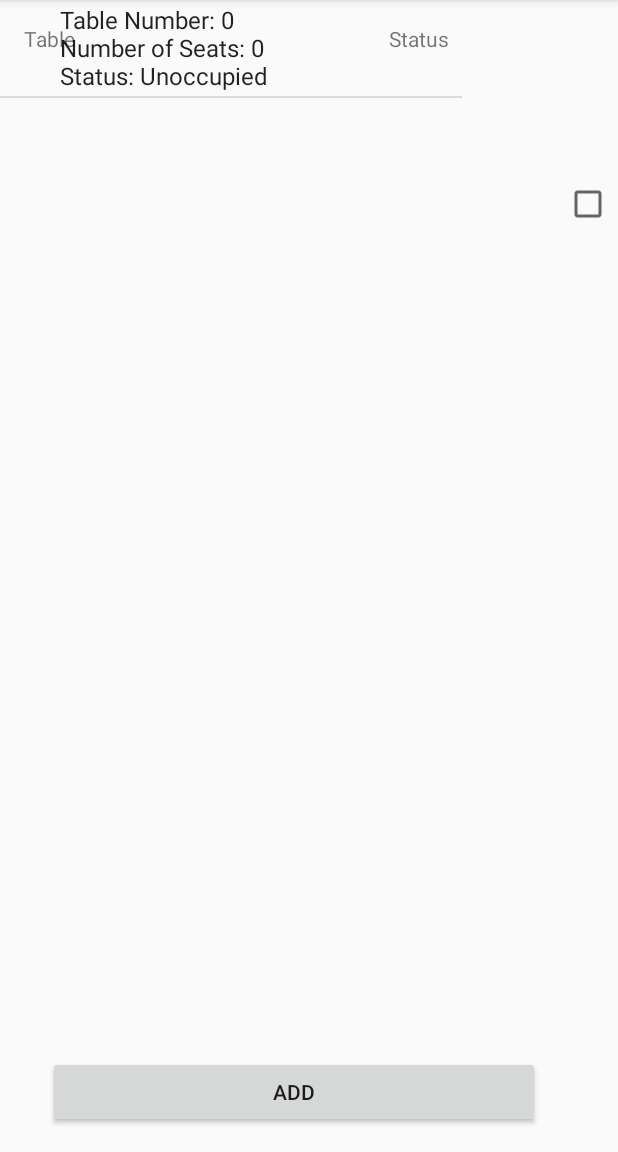
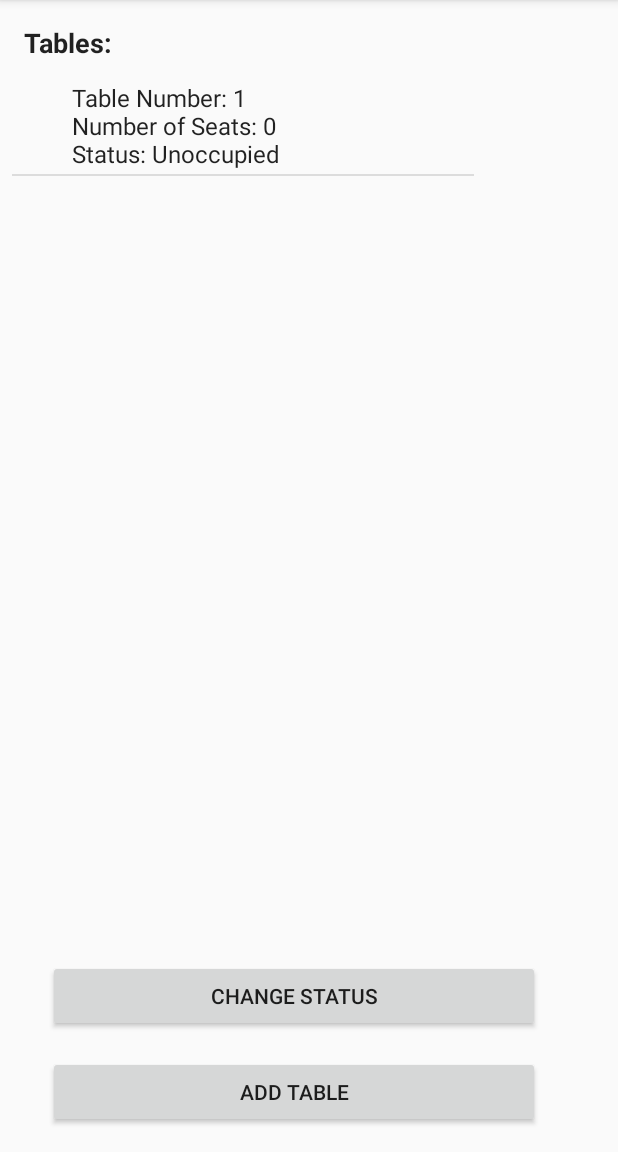
Before and after one commit to Grantjjscott/Restaur-Auto, an Android app: the TableActivity screen opened directly, with no data from a screen before it, on a phone screen of 412 x 824 dp, the part 84-1236 px from its top. Run offline under Robolectric (Android 15) with nearby library versions, the phone set to English and light mode, and no system bars.

Commit message:
Table Fix
Formatted the main menu activity
changed the Table Activty to print our the tables
Changed both buttons so they both prompt the user through dialog boxes
instead of moving to a new page

```diff
--- a/app/src/main/res/layout/activity_table.xml
+++ b/app/src/main/res/layout/activity_table.xml
@@ -9,24 +9,14 @@
     <TextView
         android:id="@+id/textView4"
         android:layout_width="102dp"
-        android:layout_height="22dp"
+        android:layout_height="26dp"
         android:layout_marginStart="16dp"
         android:layout_marginTop="16dp"
-        android:text="Table"
+        android:text="Tables: "
+        android:textAppearance="@style/TextAppearance.AppCompat.Body1"
+        android:textSize="18sp"
+        android:textStyle="bold"
         app:layout_constraintStart_toStartOf="parent"
-        app:layout_constraintTop_toTopOf="parent" />
-
-    <TextView
-        android:id="@+id/textView5"
-        android:layout_width="85dp"
-        android:layout_height="23dp"
-        android:layout_marginEnd="16dp"
-        android:layout_marginStart="8dp"
-        android:layout_marginTop="16dp"
-        android:text="Status"
-        app:layout_constraintEnd_toEndOf="parent"
-        app:layout_constraintHorizontal_bias="0.721"
-        app:layout_constraintStart_toEndOf="@+id/textView4"
         app:layout_constraintTop_toTopOf="parent" />
 
     <ScrollView
@@ -45,13 +35,6 @@
             android:layout_height="wrap_content"
             android:orientation="vertical">
 
-            <CheckBox
-                android:id="@+id/checkBox"
-                android:layout_width="match_parent"
-                android:layout_height="wrap_content"
-                tools:layout_editor_absoluteX="23dp"
-                tools:layout_editor_absoluteY="67dp" />
-
         </LinearLayout>
     </ScrollView>
 
@@ -62,7 +45,7 @@
         android:layout_marginBottom="16dp"
         android:layout_marginStart="32dp"
         android:onClick="addTable"
-        android:text="Add"
+        android:text="ADD TABLE"
         app:layout_constraintBottom_toBottomOf="parent"
         app:layout_constraintStart_toStartOf="parent" />
 
@@ -70,7 +53,24 @@
         android:id="@+id/ListView"
         android:layout_width="308dp"
         android:layout_height="392dp"
-        tools:layout_editor_absoluteX="6dp"
-        tools:layout_editor_absoluteY="47dp" />
+        android:layout_marginStart="8dp"
+        android:layout_marginTop="52dp"
+        app:layout_constraintStart_toStartOf="parent"
+        app:layout_constraintTop_toTopOf="parent" />
+
+    <Button
+        android:id="@+id/changeStatus"
+        android:layout_width="328dp"
+        android:layout_height="wrap_content"
+        android:layout_marginBottom="80dp"
+        android:layout_marginEnd="8dp"
+        android:layout_marginStart="32dp"
+        android:onClick="changeStatus"
+        android:text="CHANGE STATUS"
+        app:layout_constraintBottom_toBottomOf="parent"
+        app:layout_constraintEnd_toEndOf="parent"
+        app:layout_constraintHorizontal_bias="0.0"
+        app:layout_constraintStart_toStartOf="parent" />
+
 
 </android.support.constraint.ConstraintLayout>
```
Also changed, not shown: app/src/main/java/com/example/grant/restaur_auto/CreateTableActivity.java (+3 -4 lines), app/src/main/java/com/example/grant/restaur_auto/TableActivity.java (+88 -8 lines), app/src/main/res/layout/activity_main.xml (+10 -22 lines).
